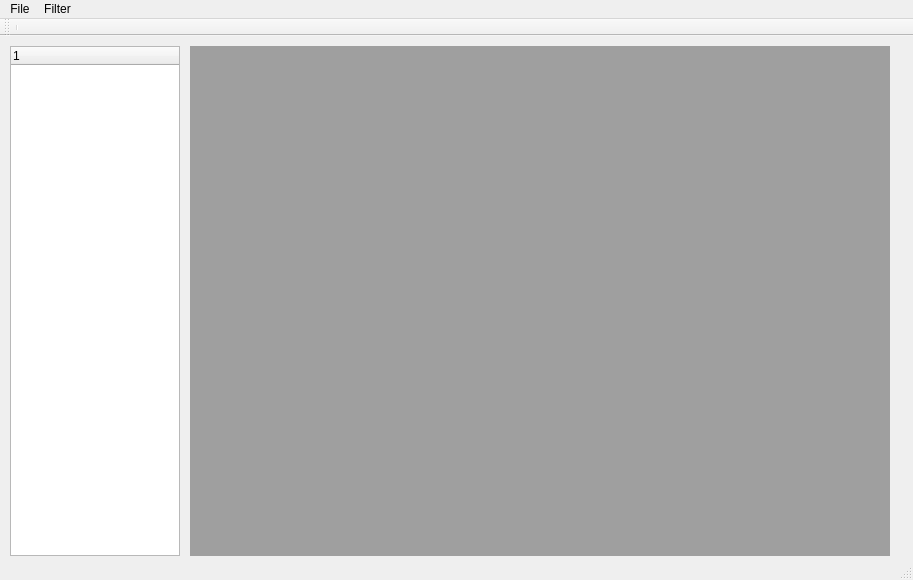
First picture: the form in ITS_QT/ITS/its.ui, repository utkucan/imagetrackingsystem, before the edit.
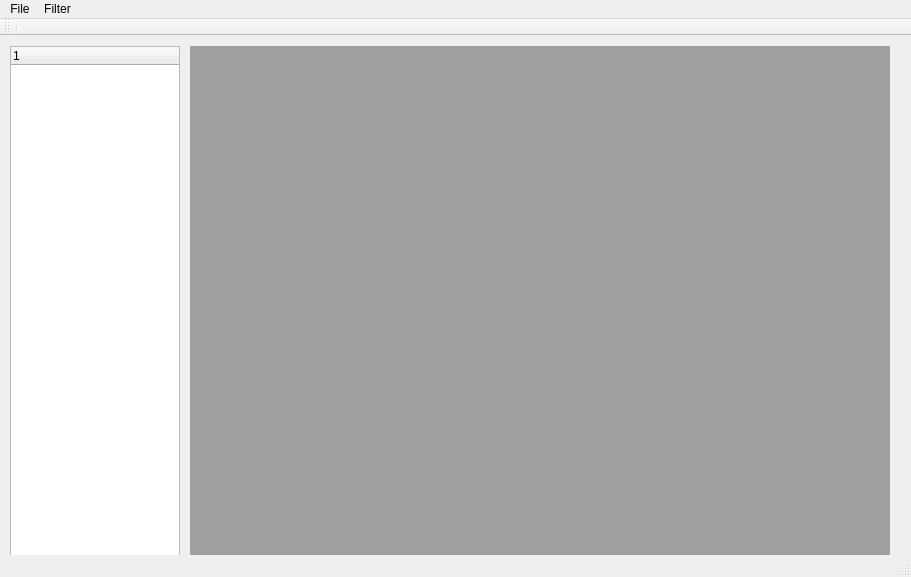
Second picture: the form after the edit.

Diff of the .ui file:
```diff
--- a/ITS_QT/ITS/its.ui
+++ b/ITS_QT/ITS/its.ui
@@ -6,8 +6,8 @@
    <rect>
     <x>0</x>
     <y>0</y>
-    <width>913</width>
-    <height>580</height>
+    <width>911</width>
+    <height>577</height>
    </rect>
   </property>
   <property name="windowTitle">
@@ -39,6 +39,11 @@
       <height>510</height>
      </rect>
     </property>
+    <column>
+     <property name="text">
+      <string notr="true">1</string>
+     </property>
+    </column>
    </widget>
    <widget class="QMdiArea" name="mdiDownSapmle">
     <property name="geometry">
@@ -59,7 +64,7 @@
     <rect>
      <x>0</x>
      <y>0</y>
-     <width>913</width>
+     <width>911</width>
      <height>21</height>
     </rect>
    </property>
```
